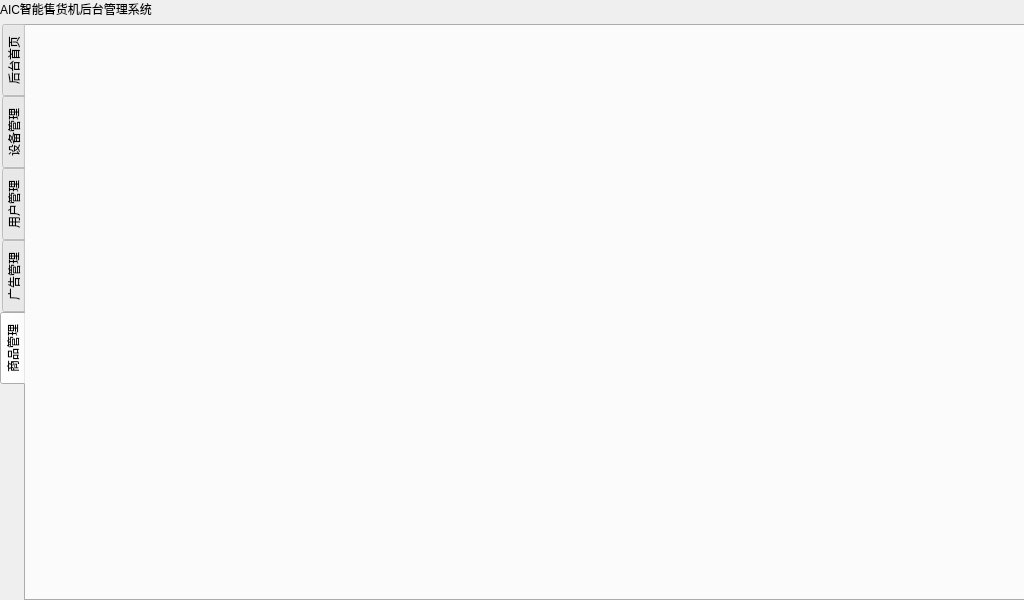
Qt form VendingSystem_server/menu.ui (Nyar-D/VendingSystem) before a commit.
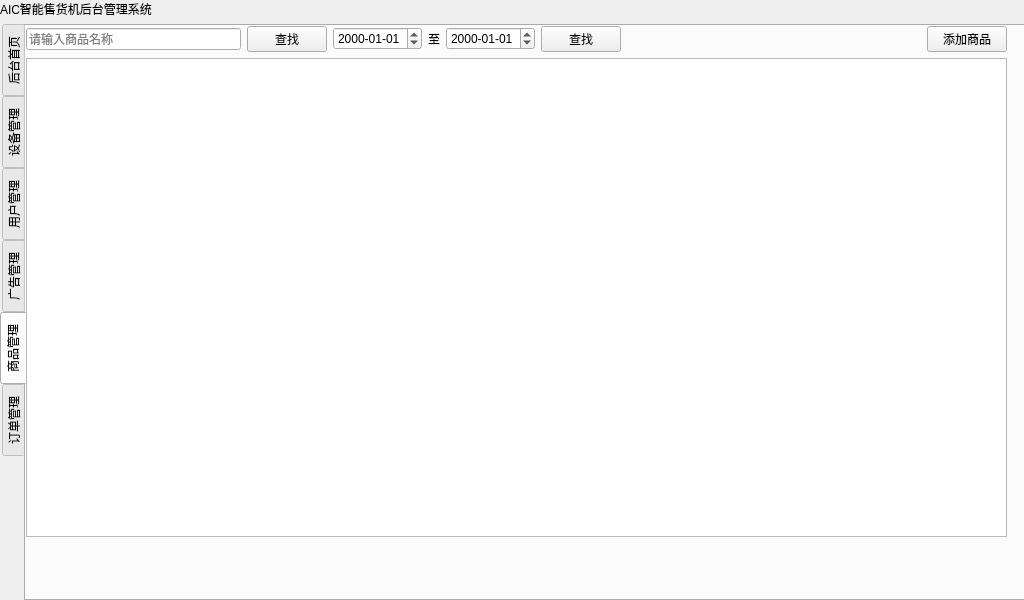
The same form after that commit. The open tabs and pages were chosen to show the change.

What changed in the file:
```diff
--- a/VendingSystem_server/menu.ui
+++ b/VendingSystem_server/menu.ui
@@ -251,6 +251,182 @@
        <attribute name="title">
         <string>商品管理</string>
        </attribute>
+       <widget class="QWidget" name="">
+        <property name="geometry">
+         <rect>
+          <x>0</x>
+          <y>0</y>
+          <width>981</width>
+          <height>511</height>
+         </rect>
+        </property>
+        <layout class="QVBoxLayout" name="verticalLayout_4">
+         <item>
+          <layout class="QHBoxLayout" name="horizontalLayout_7">
+           <item>
+            <layout class="QHBoxLayout" name="horizontalLayout_5">
+             <item>
+              <widget class="QLineEdit" name="nameSearch_le">
+               <property name="placeholderText">
+                <string>请输入商品名称</string>
+               </property>
+              </widget>
+             </item>
+             <item>
+              <widget class="QPushButton" name="nameSearch_btn">
+               <property name="text">
+                <string>查找</string>
+               </property>
+              </widget>
+             </item>
+            </layout>
+           </item>
+           <item>
+            <layout class="QHBoxLayout" name="horizontalLayout_6">
+             <item>
+              <widget class="QDateEdit" name="earlyDate_de">
+               <property name="displayFormat">
+                <string>yyyy-MM-dd</string>
+               </property>
+              </widget>
+             </item>
+             <item>
+              <widget class="QLabel" name="character">
+               <property name="text">
+                <string>至</string>
+               </property>
+              </widget>
+             </item>
+             <item>
+              <widget class="QDateEdit" name="lateDate_de">
+               <property name="displayFormat">
+                <string>yyyy-MM-dd</string>
+               </property>
+              </widget>
+             </item>
+             <item>
+              <widget class="QPushButton" name="dateSearch_btn">
+               <property name="text">
+                <string>查找</string>
+               </property>
+              </widget>
+             </item>
+            </layout>
+           </item>
+           <item>
+            <spacer name="horizontalSpacer_2">
+             <property name="orientation">
+              <enum>Qt::Horizontal</enum>
+             </property>
+             <property name="sizeHint" stdset="0">
+              <size>
+               <width>40</width>
+               <height>20</height>
+              </size>
+             </property>
+            </spacer>
+           </item>
+           <item>
+            <widget class="QPushButton" name="addGoods_btn">
+             <property name="text">
+              <string>添加商品</string>
+             </property>
+            </widget>
+           </item>
+          </layout>
+         </item>
+         <item>
+          <widget class="QTableView" name="tableView"/>
+         </item>
+        </layout>
+       </widget>
+      </widget>
+      <widget class="QWidget" name="ordersManager_tab">
+       <attribute name="title">
+        <string>订单管理</string>
+       </attribute>
+       <widget class="QWidget" name="layoutWidget_4">
+        <property name="geometry">
+         <rect>
+          <x>0</x>
+          <y>0</y>
+          <width>981</width>
+          <height>511</height>
+         </rect>
+        </property>
+        <layout class="QVBoxLayout" name="verticalLayout_5">
+         <item>
+          <layout class="QHBoxLayout" name="horizontalLayout_8">
+           <item>
+            <layout class="QHBoxLayout" name="horizontalLayout_9">
+             <item>
+              <widget class="QLineEdit" name="nameSearch_le_2">
+               <property name="placeholderText">
+                <string>请输入商品名称</string>
+               </property>
+              </widget>
+             </item>
+             <item>
+              <widget class="QPushButton" name="nameSearch_btn_2">
+               <property name="text">
+                <string>查找</string>
+               </property>
+              </widget>
+             </item>
+            </layout>
+           </item>
+           <item>
+            <layout class="QHBoxLayout" name="horizontalLayout_10">
+             <item>
+              <widget class="QDateEdit" name="earlyDate_de_2">
+               <property name="displayFormat">
+                <string>yyyy-MM-dd</string>
+               </property>
+              </widget>
+             </item>
+             <item>
+              <widget class="QLabel" name="character_2">
+               <property name="text">
+                <string>至</string>
+               </property>
+              </widget>
+             </item>
+             <item>
+              <widget class="QDateEdit" name="lateDate_de_2">
+               <property name="displayFormat">
+                <string>yyyy-MM-dd</string>
+               </property>
+              </widget>
+             </item>
+             <item>
+              <widget class="QPushButton" name="dateSearch_btn_2">
+               <property name="text">
+                <string>查找</string>
+               </property>
+              </widget>
+             </item>
+            </layout>
+           </item>
+           <item>
+            <spacer name="horizontalSpacer_3">
+             <property name="orientation">
+              <enum>Qt::Horizontal</enum>
+             </property>
+             <property name="sizeHint" stdset="0">
+              <size>
+               <width>40</width>
+               <height>20</height>
+              </size>
+             </property>
+            </spacer>
+           </item>
+          </layout>
+         </item>
+         <item>
+          <widget class="QTableView" name="tableView_2"/>
+         </item>
+        </layout>
+       </widget>
       </widget>
      </widget>
     </item>
```
Left out of the diff: 131 changed lines with no effect on the pictures.
